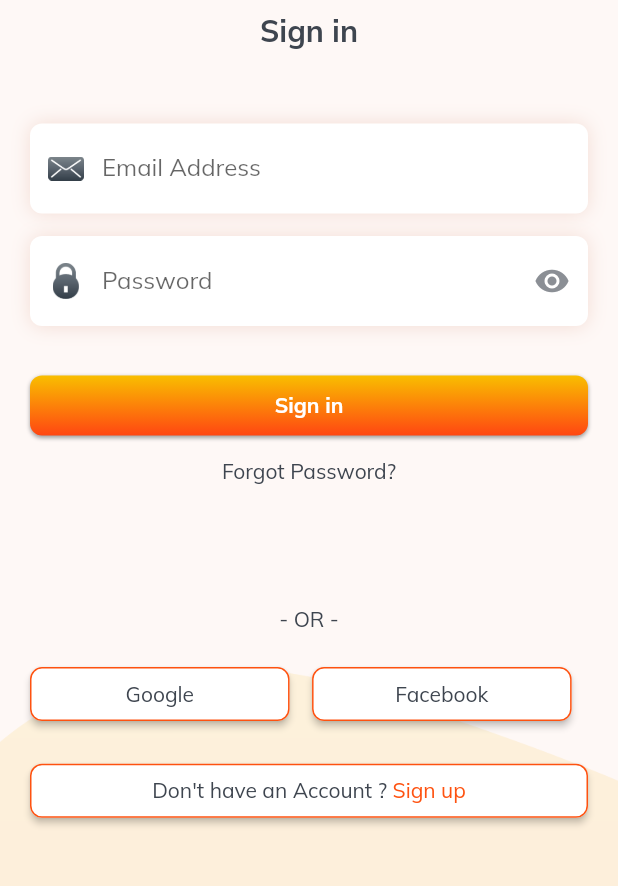
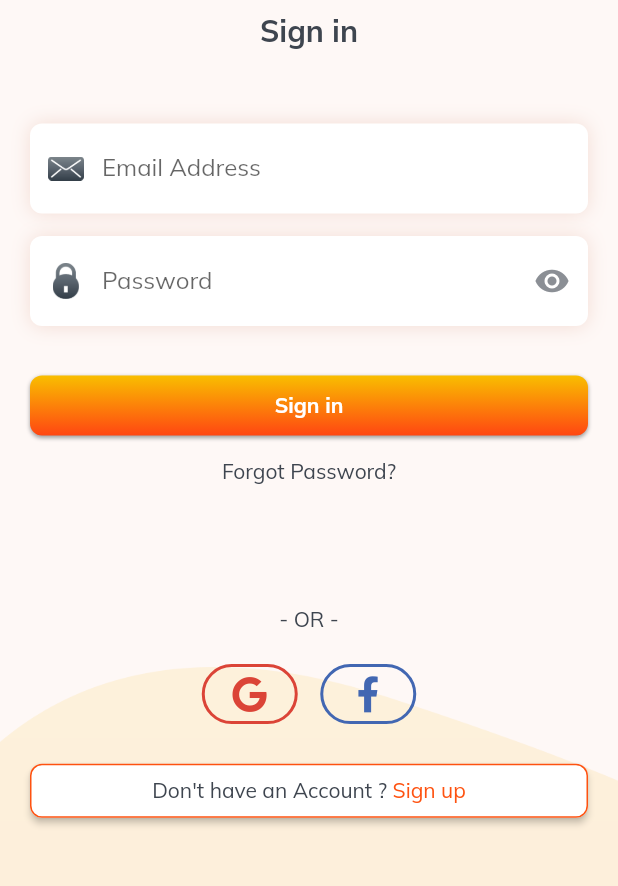
Before and after one commit to HarshCodonnier/rent_a_tool_sample, a Flutter app: the screen it shows after launch, on a phone screen of 412 x 824 dp, the part 260-1146 px from its top. Run offline on Flutter 3.47's test engine with Material 2 defaults, Android fonts, the phone set to English and light mode, and no system bars; our stand-ins replace device_info, firebase_auth, firebase_core, font_awesome_flutter, google_fonts, google_sign_in and 4 more; missing offline and left inert: flutter_facebook_login; accounts and stored records are empty.

Commit message:
- get user name of selected account  - register with selected user and logged in  - integrate sign in with Facebook api

```diff
--- a/lib/data/base_api_helper.dart
+++ b/lib/data/base_api_helper.dart
@@ -13,7 +13,7 @@ class BaseApiHelper {
       String requestUrl, Map<String, dynamic> requestData,
       {bool passAuthToken = true}) async {
     print("request:" + requestUrl);
-    return await post(requestUrl, body: json.encode(requestData), headers: {
+    return await post(Uri.parse(requestUrl), body: json.encode(requestData), headers: {
       RequestHeaderKey.contentType: "application/json",
       RequestHeaderKey.userAgent: "container1102",
       RequestHeaderKey.appSecret: "container1102",
--- a/lib/main.dart
+++ b/lib/main.dart
@@ -1,3 +1,4 @@
+import 'package:firebase_core/firebase_core.dart';
 import 'package:flutter/cupertino.dart';
 import 'package:flutter/material.dart';
 import 'package:google_fonts/google_fonts.dart';
@@ -12,6 +13,7 @@ void main() async {
   WidgetsFlutterBinding.ensureInitialized();
   await preferences.init();
   await preferences.putAppDeviceInfo();
+  await Firebase.initializeApp();
   runApp(MyApp());
 }
 
--- a/lib/models/user_item.dart
+++ b/lib/models/user_item.dart
@@ -50,8 +50,12 @@ class UserItem {
         socialId: json["social_id"],
         profileImage: json["profile_image"],
         address: json["address"],
-        latitude: json["latitude"],
-        longitude: json["longitude"],
+        latitude: json["latitude"] is int
+            ? double.parse(json["latitude"].toString())
+            : json["latitude"],
+        longitude: json["longitude"] is int
+            ? double.parse(json["longitude"].toString())
+            : json["longitude"],
         stripeId: json["stripe_id"],
         deviceType: json["device_type"],
         authToken: json["auth_token"],
--- a/lib/screens/registration_page.dart
+++ b/lib/screens/registration_page.dart
@@ -45,9 +45,12 @@ class _RegistrationPageState extends State<RegistrationPage> {
           UserItem userItem = UserItem.fromJson(response["data"]);
           Provider.of<UserProvider>(context, listen: false)
               .setUserItem(userItem);
+          print("Logged in with: ${userItem.username}");
           Navigator.pushReplacementNamed(context, Routes.dashboardRoute);
         } else {
           print(response["message"]);
+          ScaffoldMessenger.of(context)
+              .showSnackBar(SnackBar(content: Text(response["message"])));
         }
       });
     }
--- /dev/null
+++ b/lib/widgets/social_sign_in_button.dart
@@ -0,0 +1,30 @@
+import 'package:flutter/material.dart';
+
+class SocialSignInButton extends StatelessWidget {
+  final IconData icon;
+  final Color color;
+  final Function onClick;
+
+  SocialSignInButton({this.icon, this.color, this.onClick});
+
+  @override
+  Widget build(BuildContext context) {
+    return TextButton(
+      style: ButtonStyle(
+        shape: MaterialStateProperty.all(
+          RoundedRectangleBorder(
+            borderRadius: BorderRadius.circular(20),
+            side: BorderSide(color: color, width: 2),
+          ),
+        ),
+        overlayColor: MaterialStateProperty.all(
+          color.withAlpha(50),
+        ),
+      ),
+      onPressed: onClick,
+      child: Row(
+        children: [Icon(icon, color: color)],
+      ),
+    );
+  }
+}
--- a/lib/widgets/widgets.dart
+++ b/lib/widgets/widgets.dart
@@ -8,3 +8,4 @@ export '../widgets/password_text_field.dart';
 export '../widgets/search_text_field.dart';
 export '../widgets/sign_up_button.dart';
 export '../widgets/container_raised_button.dart';
+export '../widgets/social_sign_in_button.dart';
```
Also changed, not shown: lib/screens/login_page.dart (+80 -79 lines), pubspec.yaml (+9 -5 lines), pubspec.lock, 11 other files.
